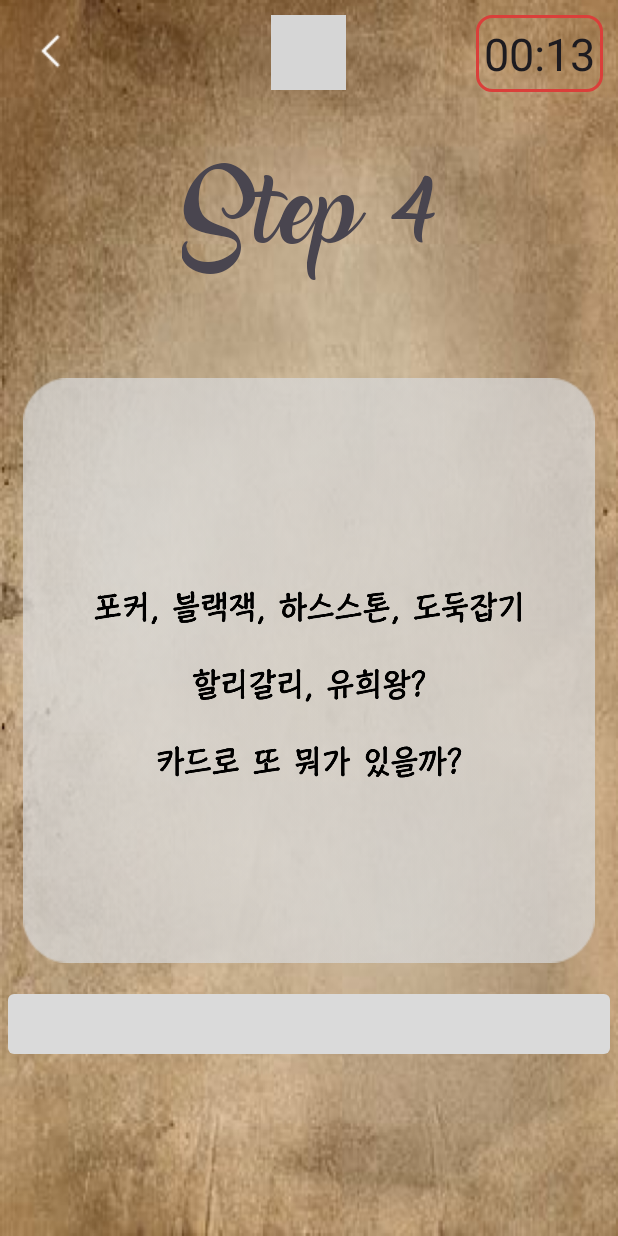
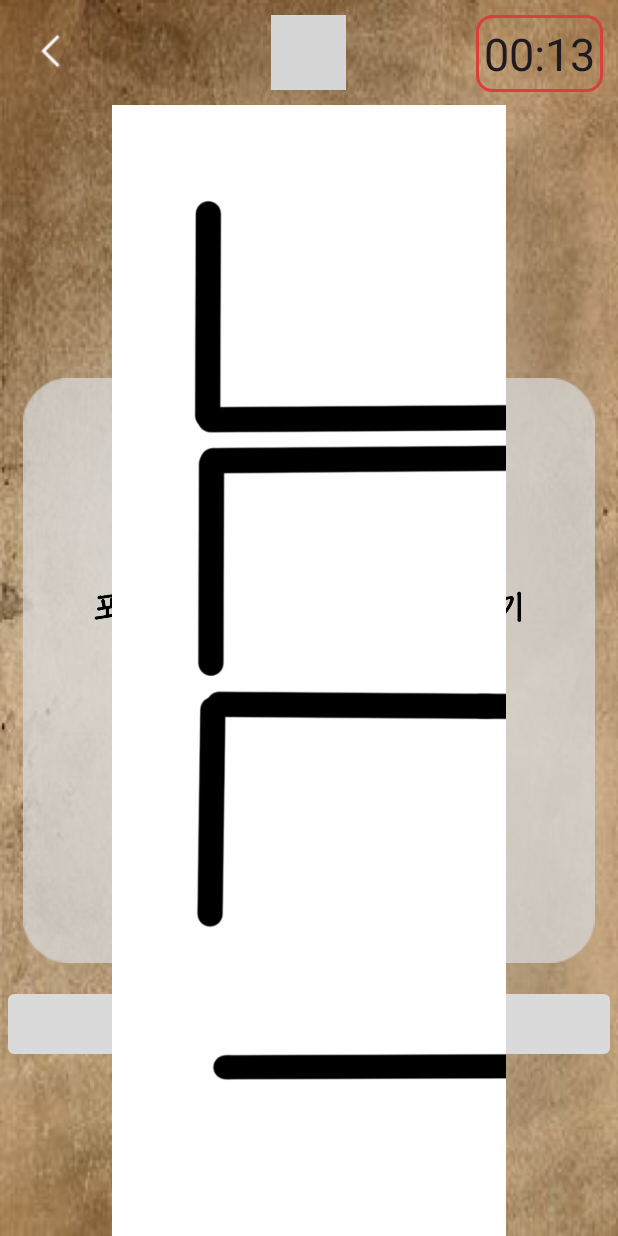
Before and after one commit to hochany95/impteenSummer, an Android app: the fragment MissionFragment04 placed in its activity, after a tap on an icon or button, on a phone screen of 412 x 824 dp. Run offline under Robolectric (Android 15) with nearby library versions, the phone set to English and light mode, and no system bars; grey boxes are pictures that could not be loaded.

Commit message:
add card

```diff
--- a/EscapeRoomApp/app/src/main/java/com/impacteen/hochan/escaperoomapp/LastActivity.java
+++ b/EscapeRoomApp/app/src/main/java/com/impacteen/hochan/escaperoomapp/LastActivity.java
@@ -39,6 +39,6 @@
 
     @Override
     public void onBackPressed() {
-        Toast.makeText(getApplicationContext(), "게임이 끝났습니다.", Toast.LENGTH_SHORT).show();
+        Toast.makeText(getApplicationContext(), "게임이 끝났습니다. \n 안내에 따라 강당으로 이동 바랍니다.", Toast.LENGTH_SHORT).show();
     }
 }
--- a/EscapeRoomApp/app/src/main/java/com/impacteen/hochan/escaperoomapp/MissionFragment04.java
+++ b/EscapeRoomApp/app/src/main/java/com/impacteen/hochan/escaperoomapp/MissionFragment04.java
@@ -54,6 +54,17 @@
                 return true;
             }
         });
+
+        binding.imageView4.setOnClickListener(new View.OnClickListener() {
+            @Override
+            public void onClick(View v) {
+                if(binding.step4CardImage.getVisibility() == View.INVISIBLE){
+                    binding.step4CardImage.setVisibility(View.VISIBLE);
+                }else{
+                    binding.step4CardImage.setVisibility(View.INVISIBLE);
+                }
+            }
+        });
         return binding.getRoot();
     }
 
--- a/EscapeRoomApp/app/src/main/res/layout/fragment_mission04.xml
+++ b/EscapeRoomApp/app/src/main/res/layout/fragment_mission04.xml
@@ -7,7 +7,7 @@
     android:layout_height="match_parent"
     android:orientation="vertical"
     android:theme="@style/ThemeOverlay.EscapeRoomApp.FullscreenContainer"
-    tools:context=".MissionFragment01">
+>
 
     <TextView
         android:id="@+id/currentStateScript4"
@@ -61,4 +61,21 @@
             android:textSize="20dp" />
     </LinearLayout>
 
+    <RelativeLayout
+        android:layout_width="match_parent"
+        android:layout_height="match_parent"
+        android:layout_centerInParent="true"
+        >
+        <ImageView
+            android:id="@+id/step4_card_image"
+            android:layout_width="wrap_content"
+            android:layout_height="wrap_content"
+            android:scaleType="centerInside"
+            android:layout_alignParentRight="true"
+            android:visibility="invisible"
+            android:src="@drawable/card_app_displayed_verti"/>
+
+    </RelativeLayout>
+
+
 </RelativeLayout>
```
Also changed, not shown: EscapeRoomApp/app/src/main/res/drawable-v24/card_app_displayed_verti.jpg (added), EscapeRoomApp/app/src/main/res/drawable/card_app_displayed.jpg.
